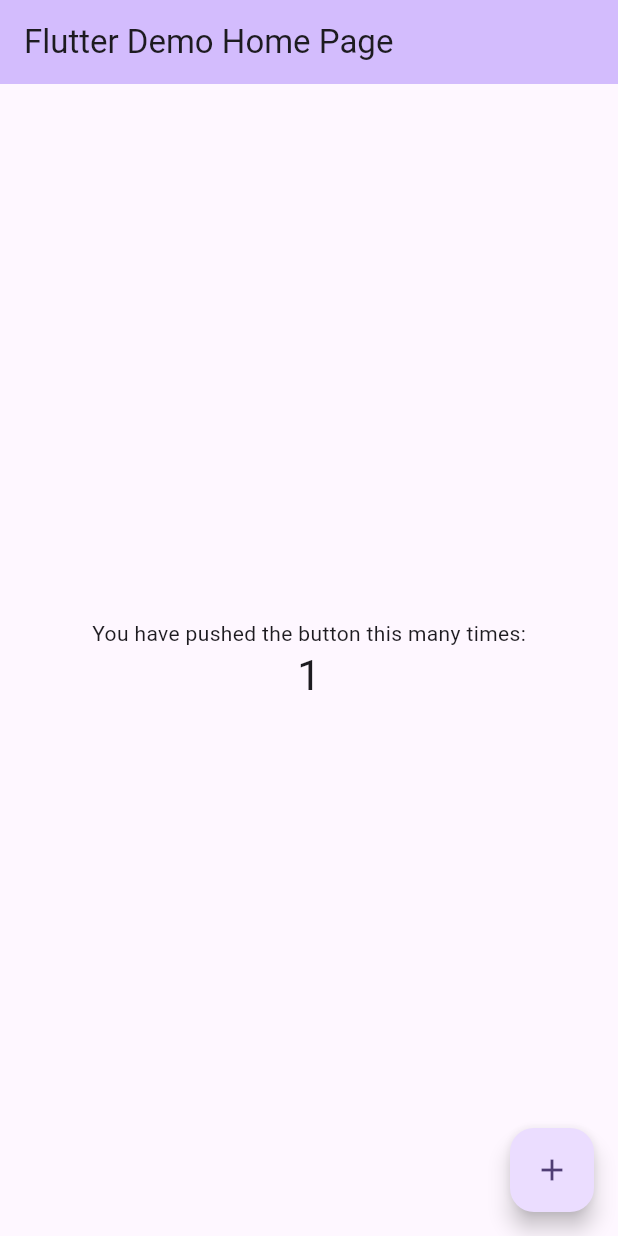
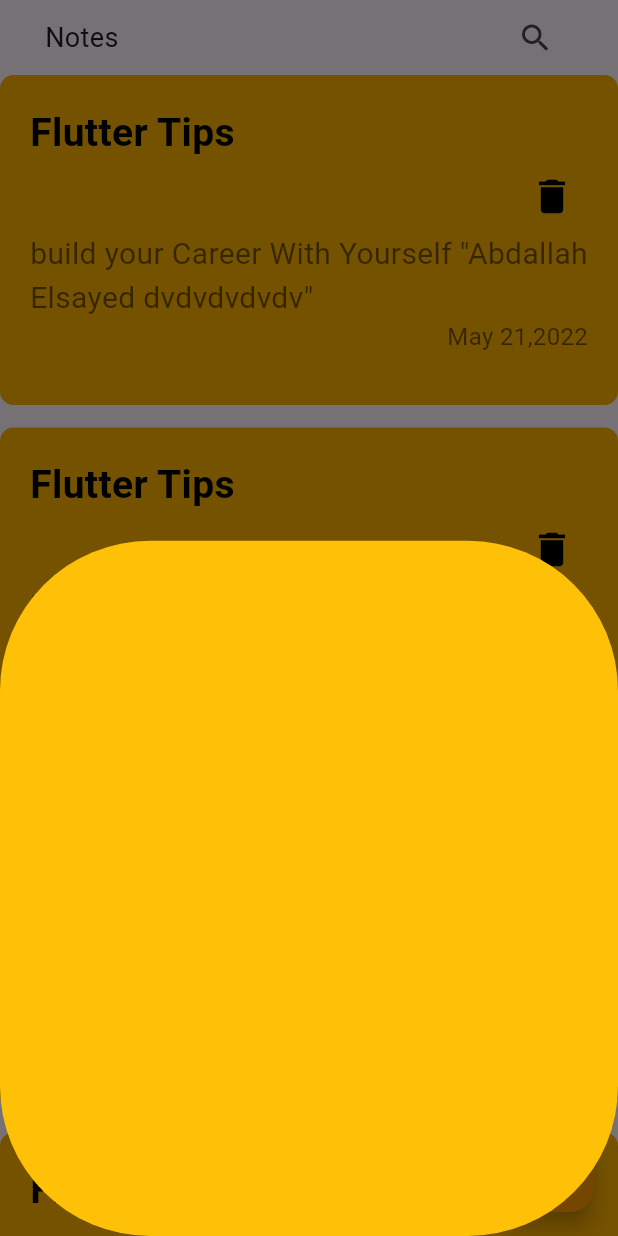
Before and after one commit to ABDALLAH154/notes_app, a Flutter app: the screen it shows after launch, after a tap on the "add" icon, on a phone screen of 412 x 824 dp. Run offline on Flutter 3.47's test engine with Material 3 defaults, Android fonts, the phone set to English and light mode, and no system bars.

Commit message:
show_modal_sheet

```diff
--- a/lib/main.dart
+++ b/lib/main.dart
@@ -1,125 +1,23 @@
 import 'package:flutter/material.dart';
+import 'package:notes_app/views/home_view.dart';
 
 void main() {
-  runApp(const MyApp());
+  runApp(const NotesApp());
 }
 
-class MyApp extends StatelessWidget {
-  const MyApp({super.key});
+class NotesApp extends StatelessWidget {
+  const NotesApp({super.key});
 
-  // This widget is the root of your application.
   @override
   Widget build(BuildContext context) {
     return MaterialApp(
-      title: 'Flutter Demo',
-      theme: ThemeData(
-        // This is the theme of your application.
-        //
-        // TRY THIS: Try running your application with "flutter run". You'll see
-        // the application has a purple toolbar. Then, without quitting the app,
-        // try changing the seedColor in the colorScheme below to Colors.green
-        // and then invoke "hot reload" (save your changes or press the "hot
-        // reload" button in a Flutter-supported IDE, or press "r" if you used
-        // the command line to start the app).
-        //
-        // Notice that the counter didn't reset back to zero; the application
-        // state is not lost during the reload. To reset the state, use hot
-        // restart instead.
-        //
-        // This works for code too, not just values: Most code changes can be
-        // tested with just a hot reload.
-        colorScheme: ColorScheme.fromSeed(seedColor: Colors.deepPurple),
-        useMaterial3: true,
+      darkTheme: ThemeData.dark(
+
       ),
-      home: const MyHomePage(title: 'Flutter Demo Home Page'),
+      // theme: ThemeData.dark(
+
+      // ),
+      home:HomeView() ,
     );
   }
 }
-
-class MyHomePage extends StatefulWidget {
-  const MyHomePage({super.key, required this.title});
-
-  // This widget is the home page of your application. It is stateful, meaning
-  // that it has a State object (defined below) that contains fields that affect
-  // how it looks.
-
-  // This class is the configuration for the state. It holds the values (in this
-  // case the title) provided by the parent (in this case the App widget) and
-  // used by the build method of the State. Fields in a Widget subclass are
-  // always marked "final".
-
-  final String title;
-
-  @override
-  State<MyHomePage> createState() => _MyHomePageState();
-}
-
-class _MyHomePageState extends State<MyHomePage> {
-  int _counter = 0;
-
-  void _incrementCounter() {
-    setState(() {
-      // This call to setState tells the Flutter framework that something has
-      // changed in this State, which causes it to rerun the build method below
-      // so that the display can reflect the updated values. If we changed
-      // _counter without calling setState(), then the build method would not be
-      // called again, and so nothing would appear to happen.
-      _counter++;
-    });
-  }
-
-  @override
-  Widget build(BuildContext context) {
-    // This method is rerun every time setState is called, for instance as done
-    // by the _incrementCounter method above.
-    //
-    // The Flutter framework has been optimized to make rerunning build methods
-    // fast, so that you can just rebuild anything that needs updating rather
-    // than having to individually change instances of widgets.
-    return Scaffold(
-      appBar: AppBar(
-        // TRY THIS: Try changing the color here to a specific color (to
-        // Colors.amber, perhaps?) and trigger a hot reload to see the AppBar
-        // change color while the other colors stay the same.
-        backgroundColor: Theme.of(context).colorScheme.inversePrimary,
-        // Here we take the value from the MyHomePage object that was created by
-        // the App.build method, and use it to set our appbar title.
-        title: Text(widget.title),
-      ),
-      body: Center(
-        // Center is a layout widget. It takes a single child and positions it
-        // in the middle of the parent.
-        child: Column(
-          // Column is also a layout widget. It takes a list of children and
-          // arranges them vertically. By default, it sizes itself to fit its
-          // children horizontally, and tries to be as tall as its parent.
-          //
-          // Column has various properties to control how it sizes itself and
-          // how it positions its children. Here we use mainAxisAlignment to
-          // center the children vertically; the main axis here is the vertical
-          // axis because Columns are vertical (the cross axis would be
-          // horizontal).
-          //
-          // TRY THIS: Invoke "debug painting" (choose the "Toggle Debug Paint"
-          // action in the IDE, or press "p" in the console), to see the
-          // wireframe for each widget.
-          mainAxisAlignment: MainAxisAlignment.center,
-          children: <Widget>[
-            const Text(
-              'You have pushed the button this many times:',
-            ),
-            Text(
-              '$_counter',
-              style: Theme.of(context).textTheme.headlineMedium,
-            ),
-          ],
-        ),
-      ),
-      floatingActionButton: FloatingActionButton(
-        onPressed: _incrementCounter,
-        tooltip: 'Increment',
-        child: const Icon(Icons.add),
-      ), // This trailing comma makes auto-formatting nicer for build methods.
-    );
-  }
-}
--- /dev/null
+++ b/lib/views/home_view.dart
@@ -0,0 +1,48 @@
+import 'package:flutter/material.dart';
+import 'package:notes_app/widgets/custom_app_bar.dart';
+import 'package:notes_app/widgets/custom_new_item.dart';
+import 'package:notes_app/widgets/custom_search.dart';
+import 'package:notes_app/widgets/show_modal_sheet.dart';
+
+class HomeView extends StatelessWidget {
+  const HomeView({super.key});
+
+  @override
+  Widget build(BuildContext context) {
+    return Scaffold(
+      floatingActionButton: FloatingActionButton(
+        backgroundColor: Colors.orange,
+        child: Icon(Icons.add),
+        onPressed: ()
+         {
+showModalBottomSheet(
+  shape: RoundedRectangleBorder(borderRadius: BorderRadius.circular(100)),
+  backgroundColor: Colors.amber,
+  context: context,
+   builder: (context) {
+     return showModalSheet();
+   },
+   );
+         },
+      ),
+      body: Column(
+        children: [
+          CustomAppBar(),
+          Expanded(
+            child: ListView.separated(
+              separatorBuilder: (context, index) {
+                return SizedBox(
+                  height: 15,
+                );
+              },
+              itemCount: 20,
+              itemBuilder: (context, index) {
+                return CustomNoteItem();
+              },
+            ),
+          ),
+        ],
+      ),
+    );
+  }
+}
--- /dev/null
+++ b/lib/widgets/custom_app_bar.dart
@@ -0,0 +1,28 @@
+import 'package:flutter/material.dart';
+import 'package:notes_app/widgets/custom_search.dart';
+
+class CustomAppBar extends StatelessWidget {
+  const CustomAppBar({super.key});
+
+  @override
+  Widget build(BuildContext context) {
+    return SafeArea(
+      child: Padding(
+        padding: const EdgeInsets.symmetric(horizontal: 30),
+        child: Row(
+          mainAxisAlignment: MainAxisAlignment.spaceBetween,
+          children: [
+
+            Text(
+              'Notes',
+              style: TextStyle(
+                fontSize: 18,
+
+              ),),
+        SearchAppBar(),
+          ],
+        ),
+      ),
+    );
+  }
+}
--- /dev/null
+++ b/lib/widgets/custom_new_item.dart
@@ -0,0 +1,62 @@
+import 'package:flutter/material.dart';
+
+class CustomNoteItem extends StatelessWidget {
+  const CustomNoteItem({super.key});
+
+  @override
+  Widget build(BuildContext context) {
+    return Container(
+      width:320,
+      height: 220,
+      decoration: BoxDecoration(
+        borderRadius: BorderRadius.circular(9),
+        color: Colors.amber[600]
+      ),
+      child: Padding(
+        padding: const EdgeInsets.symmetric(horizontal: 20,vertical: 20),
+        child: Column(
+         crossAxisAlignment: CrossAxisAlignment.start,
+          children: [
+            Text(
+            'Flutter Tips',
+            style: TextStyle(
+              fontSize: 26,
+              fontWeight: FontWeight.bold,
+              color: Colors.black
+
+            ),),
+            Row(
+              mainAxisAlignment: MainAxisAlignment.end,
+              children: [
+                IconButton(onPressed: () {
+
+                },
+                 icon: Icon(Icons.delete),iconSize: 30,color: Colors.black),
+              ],
+            ),
+             Text(
+              maxLines: 2,
+              overflow: TextOverflow.ellipsis,
+                'build your Career With Yourself "Abdallah Elsayed dvdvdvdvdv"',
+                style: TextStyle(
+                  fontSize: 20,
+                  color: Colors.black54
+
+                ),),
+                 Row(
+                  mainAxisAlignment: MainAxisAlignment.end,
+                   children: [
+                     Text(
+                                   'May 21,2022',
+                                   style: TextStyle(
+                      fontSize: 16,
+                      color: Colors.black54
+                                   ),),
+                   ],
+                 ),
+          ],
+        ),
+      ),
+    );
+  }
+}
--- /dev/null
+++ b/lib/widgets/custom_search.dart
@@ -0,0 +1,23 @@
+import 'package:flutter/material.dart';
+
+class SearchAppBar extends StatelessWidget {
+  const SearchAppBar({super.key});
+
+  @override
+  Widget build(BuildContext context) {
+    return Container(
+      width: 50,
+
+      height: 50,
+      decoration: BoxDecoration(
+
+        borderRadius: BorderRadius.circular(8),
+        // color: Colors.white
+        color: Colors.white.withOpacity(.05),
+      ),
+      child: IconButton(onPressed: () {
+
+      }, icon: Icon(Icons.search),),
+    );
+  }
+}
--- /dev/null
+++ b/lib/widgets/show_modal_sheet.dart
@@ -0,0 +1,15 @@
+import 'package:flutter/material.dart';
+
+class showModalSheet extends StatelessWidget {
+  const showModalSheet({
+    super.key,
+  });
+
+  @override
+  Widget build(BuildContext context) {
+    return Container(
+
+
+    );
+  }
+}
```
